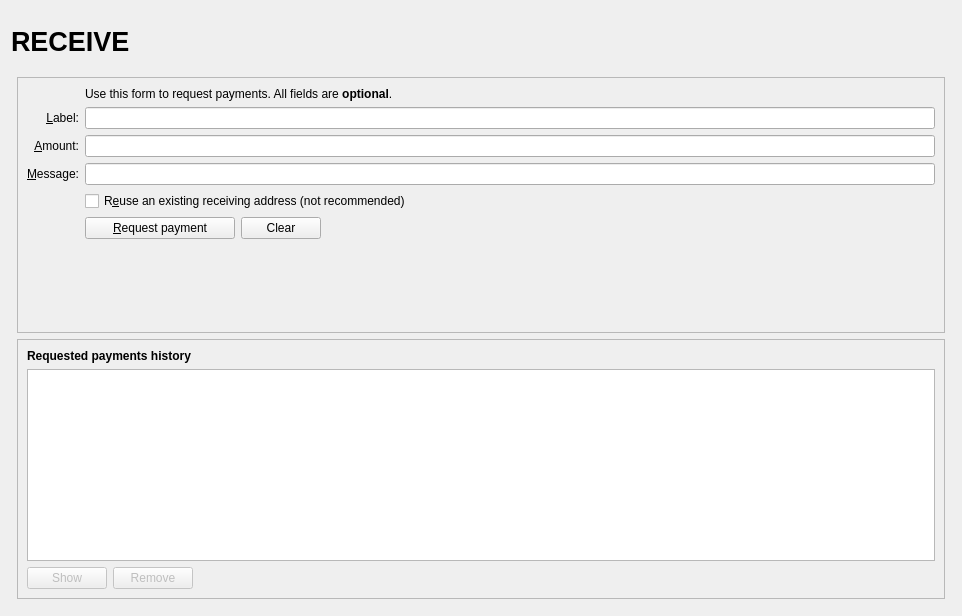
The window that src/qt/forms/receivecoinsdialog.ui (WisprProject/core) describes before a commit, drawn with Qt 5.
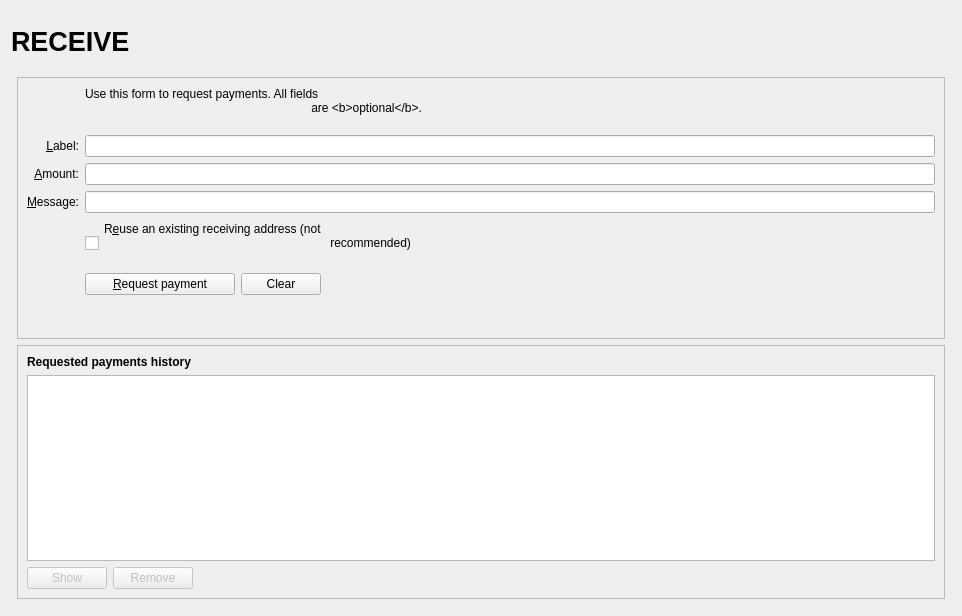
The same window after the commit. Icons and pictures are not drawn. Custom widgets are drawn as their Qt base class.

```diff
--- a/src/qt/forms/receivecoinsdialog.ui
+++ b/src/qt/forms/receivecoinsdialog.ui
@@ -142,7 +142,9 @@
                 <string>Reuse one of the previously used receiving addresses.&lt;br&gt;Reusing addresses has security and privacy issues.&lt;br&gt;Do not use this unless re-generating a payment request made before.</string>
                </property>
                <property name="text">
-                <string>R&amp;euse an existing receiving address (not recommended)</string>
+                                                                <string>R&amp;euse an existing receiving address (not
+                                                                    recommended)
+                                                                </string>
                </property>
               </widget>
              </item>
@@ -186,7 +188,9 @@
              <item row="2" column="2">
               <widget class="QLabel" name="label_5">
                <property name="text">
-                <string>Use this form to request payments. All fields are &lt;b&gt;optional&lt;/b&gt;.</string>
+                                                                <string>Use this form to request payments. All fields
+                                                                    are &lt;b&gt;optional&lt;/b&gt;.
+                                                                </string>
                </property>
               </widget>
              </item>
```
Left out of the diff: 69 changed lines with no effect on the pictures. Lines whose indentation alone changed are shown as unchanged.
